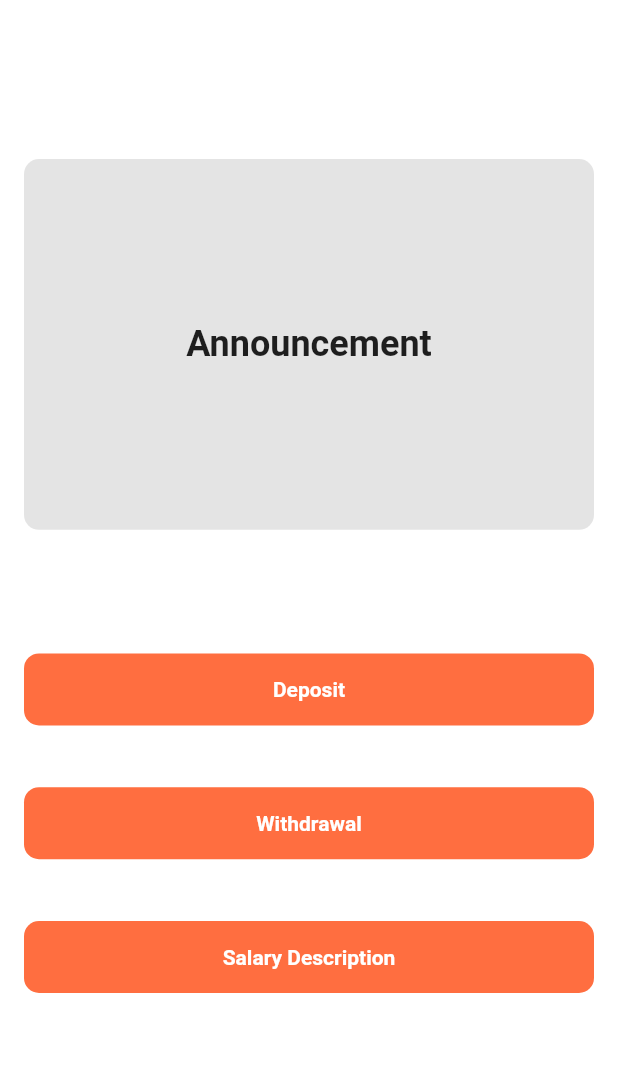
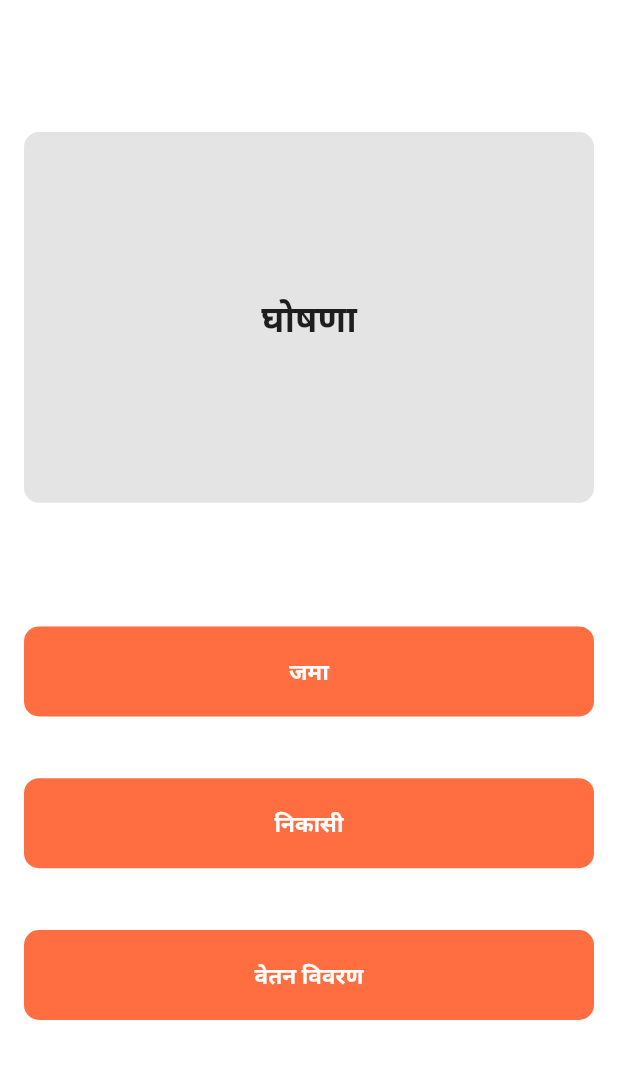
Before and after one commit to Emon526/Duplo_Twin_Flutter, a Flutter app: the screen it shows after launch, after a tap on the "translate" icon, on a phone screen of 412 x 824 dp, the part 84-1163 px from its top. Run offline on Flutter 3.47's test engine with Material 2 defaults, Android fonts, the phone set to English and light mode, and no system bars; our stand-ins replace form_field_validator, shared_preferences; generated files the repository leaves out were written again.

Commit message:
homescreen

```diff
--- a/lib/l10n/intl_en.arb
+++ b/lib/l10n/intl_en.arb
@@ -1,3 +1,7 @@
 {
-  "welcomeText" : "Hi welcome"
+  "welcomeText" : "Hi welcome",
+  "announcementText" : "Announcement",
+  "deposit" : "Deposit",
+  "withdrawal" : "Withdrawal",
+  "salaryDescription" : "Salary Description"
 }
--- a/lib/l10n/intl_hi.arb
+++ b/lib/l10n/intl_hi.arb
@@ -1,3 +1,7 @@
 {
-  "welcomeText" : "स्वागत है"
+  "welcomeText" : "स्वागत है",
+  "announcementText" : "घोषणा",
+  "deposit" : "जमा",
+  "withdrawal" : "निकासी",
+  "salaryDescription" : "वेतन विवरण"
 }
--- a/lib/screens/homescreen.dart
+++ b/lib/screens/homescreen.dart
@@ -1,6 +1,9 @@
 import 'package:flutter/material.dart';
+import 'package:provider/provider.dart';
 
+import '../providers/languageprovider.dart';
 import '../widgets/custombutton.dart';
+import 'package:flutter_gen/gen_l10n/app_localizations.dart';
 
 class HomeScreen extends StatelessWidget {
   const HomeScreen({super.key});
@@ -14,6 +17,7 @@ class HomeScreen extends StatelessWidget {
         leading: GestureDetector(
             onTap: () {
               print('call');
+              context.read<LanguageProvider>().chnageLocale = 'en';
             },
             child: const Icon(Icons.headset_mic_outlined)),
         title: Image.asset(
@@ -26,6 +30,7 @@ class HomeScreen extends StatelessWidget {
             padding: const EdgeInsets.all(16.0),
             child: GestureDetector(
                 onTap: () {
+                  context.read<LanguageProvider>().chnageLocale = 'hi';
                   print('translate');
                 },
                 child: const Icon(Icons.translate)),
@@ -44,9 +49,9 @@ class HomeScreen extends StatelessWidget {
               ),
               alignment: Alignment.center,
               height: size.height * 0.3,
-              child: const Text(
-                'Announcement',
-                style: TextStyle(
+              child: Text(
+                AppLocalizations.of(context)!.announcementText,
+                style: const TextStyle(
                   fontSize: 24,
                   fontWeight: FontWeight.bold,
                 ),
@@ -57,21 +62,21 @@ class HomeScreen extends StatelessWidget {
             ),
             CustomButton(
               ontap: () {},
-              buttontext: 'Deposit',
+              buttontext: AppLocalizations.of(context)!.deposit,
             ),
             SizedBox(
               height: size.height * 0.05,
             ),
             CustomButton(
               ontap: () {},
-              buttontext: 'Withdrawal',
+              buttontext: AppLocalizations.of(context)!.withdrawal,
             ),
             SizedBox(
               height: size.height * 0.05,
             ),
             CustomButton(
               ontap: () {},
-              buttontext: 'Salary Description',
+              buttontext: AppLocalizations.of(context)!.salaryDescription,
             ),
           ],
         ),
```
Also changed, not shown: lib/homepage.dart (+33 -33 lines).
